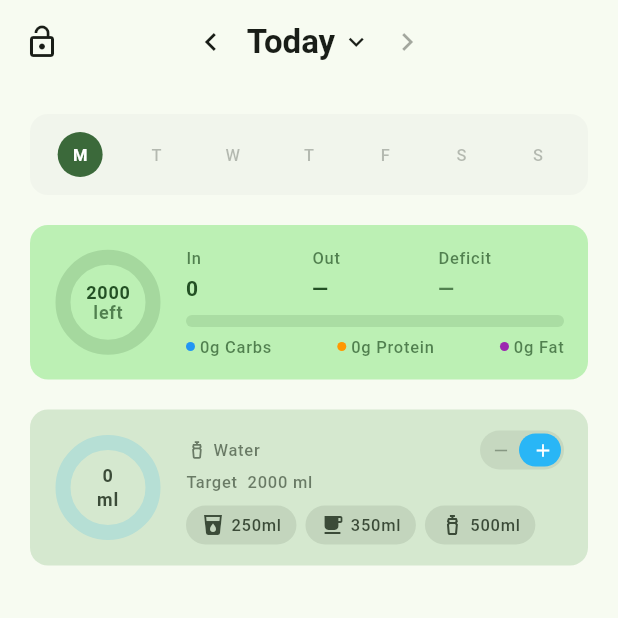
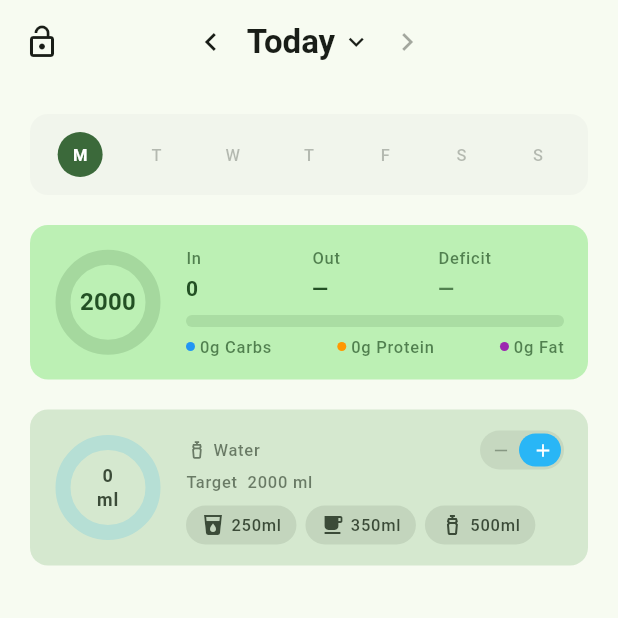
Before and after one commit to TheQueenIsDead/calora, a Flutter app: the screen it shows after launch, on a phone screen of 412 x 824 dp, the top half of it. Run offline on Flutter 3.47's test engine with Material 3 defaults, Android fonts, the phone set to English and light mode, and no system bars; our stand-ins replace file_picker, fl_chart, flutter_slidable, flutter_svg, share_plus, shared_preferences and 1 more; missing offline and left inert: health, home_widget, mobile_scanner; accounts and stored records are empty.

Commit message:
feat(home): simplify calorie ring to a signed number, drop taglines
The ring centre now shows a plain number when under goal and a +N when
over, with the existing amber/red ring colour carrying the goal-vs-surplus
severity. Removes the squished left / over goal / over TDEE taglines and
the jargon, while keeping the over state legible without relying on colour
alone.

```diff
--- a/lib/screens/home_screen.dart
+++ b/lib/screens/home_screen.dart
@@ -315,19 +315,19 @@ class _SummaryCard extends StatelessWidget {
     final deficit = expenditure > 0 ? expenditure - intake : null;
 
     final Color ringValueColor;
-    final String ringTagline;
     if (isOverTdee) {
       ringValueColor = theme.colorScheme.error;
-      ringTagline = 'over TDEE';
     } else if (isOverGoal) {
       ringValueColor = Colors.amber.shade800;
-      ringTagline = 'over goal';
     } else {
       ringValueColor = theme.colorScheme.onPrimaryContainer;
-      ringTagline = 'left';
     }
     final mutedColor = theme.colorScheme.onPrimaryContainer
         .withValues(alpha: 0.7);
+    // Plain number while under goal; a leading "+" flags an over state. The
+    // amber/red ring colour carries goal-vs-surplus severity instead of a word.
+    final ringValue =
+        '${isOverGoal ? '+' : ''}${remaining.abs().toStringAsFixed(0)}';
 
     return Card(
       elevation: 0,
@@ -345,26 +345,12 @@ class _SummaryCard extends StatelessWidget {
                   : isOverGoal
                   ? Colors.amber
                   : null,
-              centerChild: Column(
-                mainAxisSize: MainAxisSize.min,
-                children: [
-                  Text(
-                    remaining.abs().toStringAsFixed(0),
-                    style: theme.textTheme.labelMedium?.copyWith(
-                      fontWeight: FontWeight.bold,
-                      color: ringValueColor,
-                      height: 1.1,
-                    ),
-                  ),
-                  Text(
-                    ringTagline,
-                    style: theme.textTheme.labelMedium?.copyWith(
-                      fontWeight: FontWeight.bold,
-                      color: mutedColor,
-                      height: 1.1,
-                    ),
-                  ),
-                ],
+              centerChild: Text(
+                ringValue,
+                style: theme.textTheme.titleMedium?.copyWith(
+                  fontWeight: FontWeight.bold,
+                  color: ringValueColor,
+                ),
               ),
             ),
             const SizedBox(width: 16),
```
